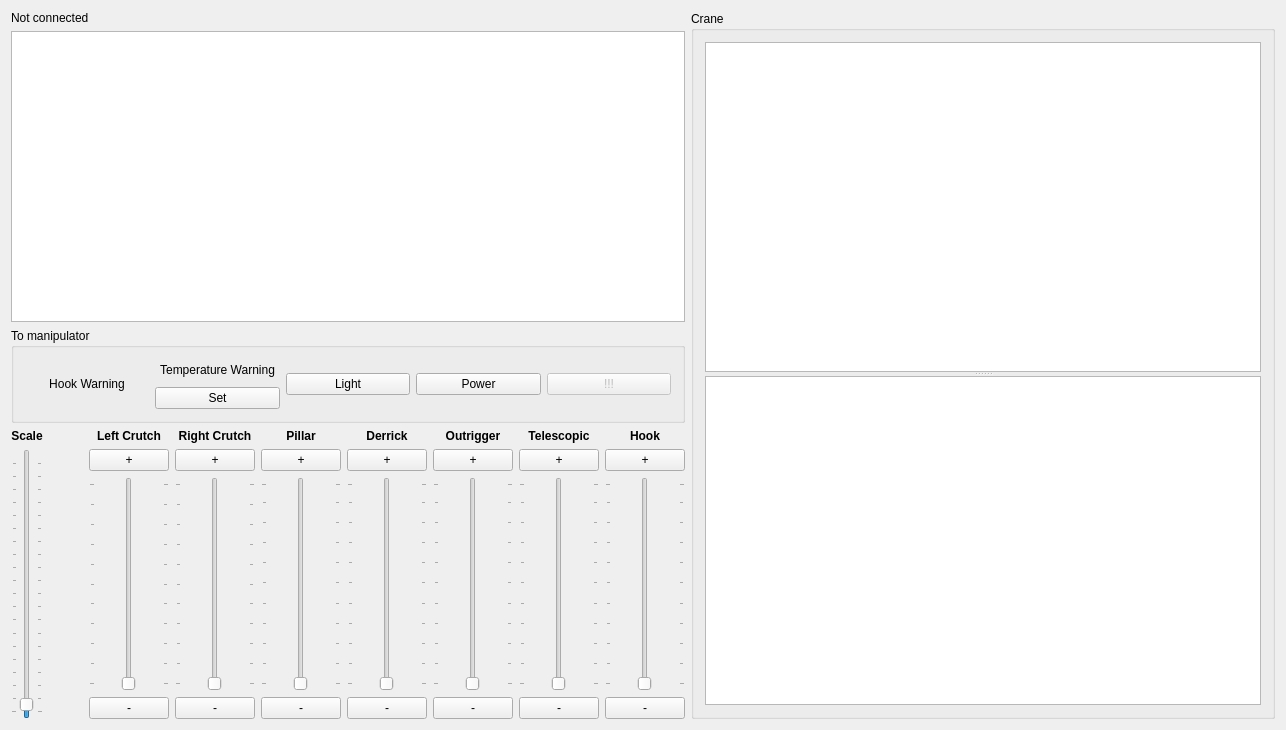
Qt form CraneWidget.ui (GRomR1/CraneEmulator) before a commit.
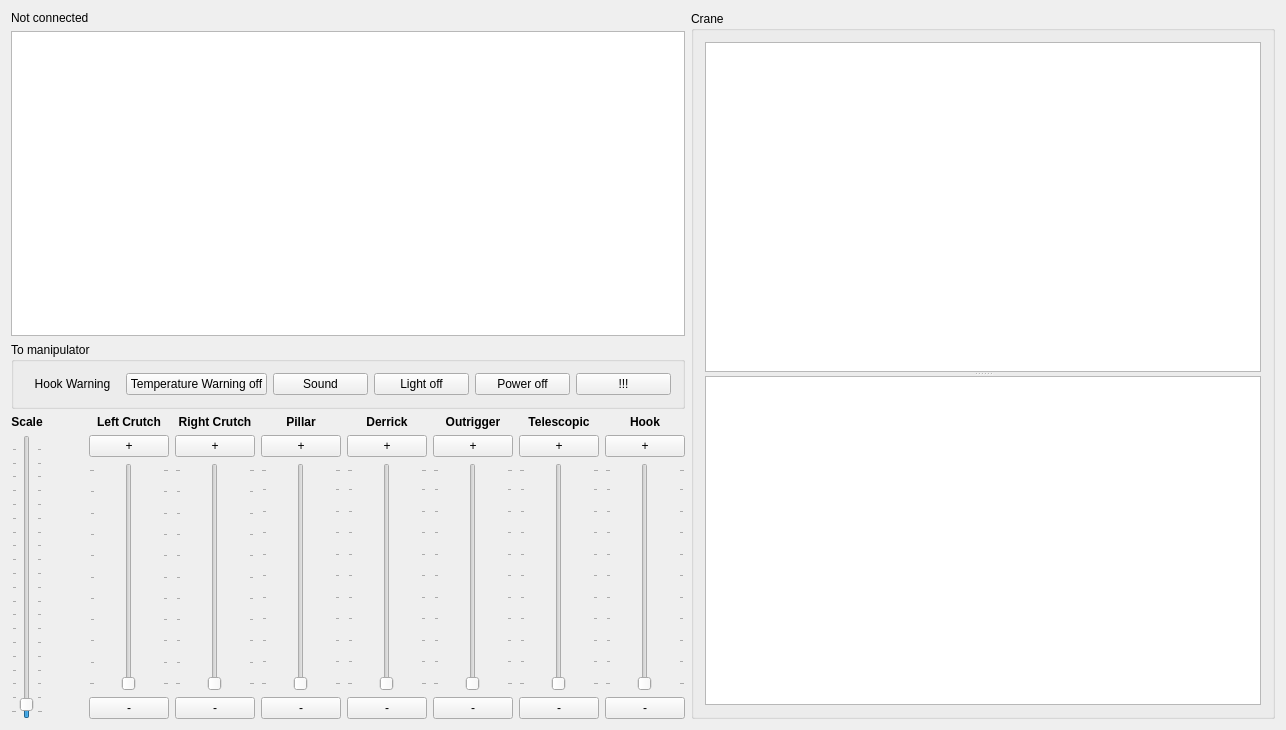
The same form after that commit.

The edit to the form file:
```diff
--- a/CraneWidget.ui
+++ b/CraneWidget.ui
@@ -43,33 +43,26 @@
          </widget>
         </item>
         <item>
-         <layout class="QVBoxLayout" name="verticalLayout_3">
-          <item>
            <widget class="QPushButton" name="_pushButtonTemperatureWarning">
             <property name="text">
-             <string>Temperature Warning</string>
-            </property>
-            <property name="flat">
+           <string>Temperature Warning off</string>
+          </property>
+          <property name="checkable">
              <bool>true</bool>
             </property>
            </widget>
           </item>
           <item>
-           <widget class="QPushButton" name="_pushButtonSetTemperatureWarning">
+         <widget class="QPushButton" name="_pushButtonSoundSignal">
             <property name="text">
-             <string>Set</string>
-            </property>
-            <property name="checkable">
-             <bool>true</bool>
-            </property>
-           </widget>
-          </item>
-         </layout>
+           <string>Sound</string>
+          </property>
+         </widget>
         </item>
         <item>
          <widget class="QPushButton" name="_pushButtonLight">
           <property name="text">
-           <string>Light</string>
+           <string>Light off</string>
           </property>
           <property name="checkable">
            <bool>true</bool>
@@ -79,7 +72,7 @@
         <item>
          <widget class="QPushButton" name="_pushButtonPower">
           <property name="text">
-           <string>Power</string>
+           <string>Power off</string>
           </property>
           <property name="checkable">
            <bool>true</bool>
@@ -92,7 +85,7 @@
         <item>
          <widget class="QPushButton" name="_pushButtonDebug">
           <property name="enabled">
-           <bool>false</bool>
+           <bool>true</bool>
           </property>
           <property name="text">
            <string>!!!</string>
```
Lines whose indentation alone changed are shown as unchanged.
